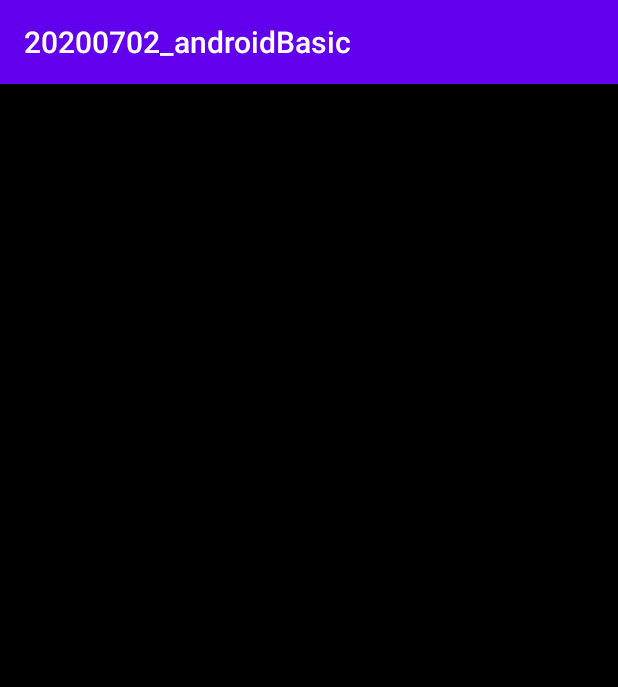
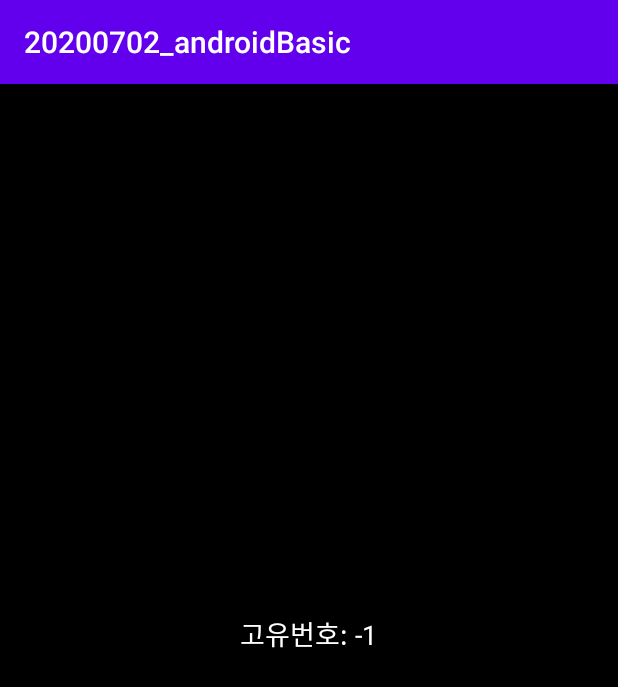
Before and after one commit to ShiriBot/20200702_androidBasic, an Android app: the SecondActivity screen opened directly, with no data from a screen before it, on a phone screen of 412 x 824 dp. Shown: the top 687 px of the screen. Run offline under Robolectric (Android 15) with nearby library versions, the phone set to English and light mode, and no system bars.

Commit message:
받아주는 쪽에서 Int를 받아서 반영  - getIntExtra : 기본값 설정  - String 가공 문법 활용

```diff
--- a/app/src/main/java/kr/co/tjoeun/a20200702_androidbasic/SecondActivity.kt
+++ b/app/src/main/java/kr/co/tjoeun/a20200702_androidbasic/SecondActivity.kt
@@ -18,6 +18,15 @@ class SecondActivity : AppCompatActivity() {
 
         receivedMessageTxt.text=receivedMassage
 
+//        첨부된 Int 데이터를 변수에 저장.
+//        만약 첨부가 안되었다면 -1을 대신 집어넣자.
+//        JAVA의 기본형 변수(null값이 안됨)를 받을 때만 필요한 작업.
+        val recNum = intent.getIntExtra("number",-1)
+//        받은 데이터: 1234 등 숫자.
+//        세팅할 내용 => "고유번호 : 1234" 등 가공된 String
+        numberTxt.text="고유번호: ${recNum}"
+
+
 
     }
 }
--- a/app/src/main/res/layout/activity_second.xml
+++ b/app/src/main/res/layout/activity_second.xml
@@ -11,6 +11,15 @@
     tools:context=".SecondActivity">
 
     <TextView
+        android:id="@+id/numberTxt"
+        android:layout_width="wrap_content"
+        android:layout_height="wrap_content"
+        android:text="번호 : 1111"
+        android:textColor="#FFFFFF"
+        android:textSize="18sp"
+        />
+
+    <TextView
         android:id="@+id/receivedMessageTxt"
         android:layout_width="wrap_content"
         android:layout_height="wrap_content"
```
